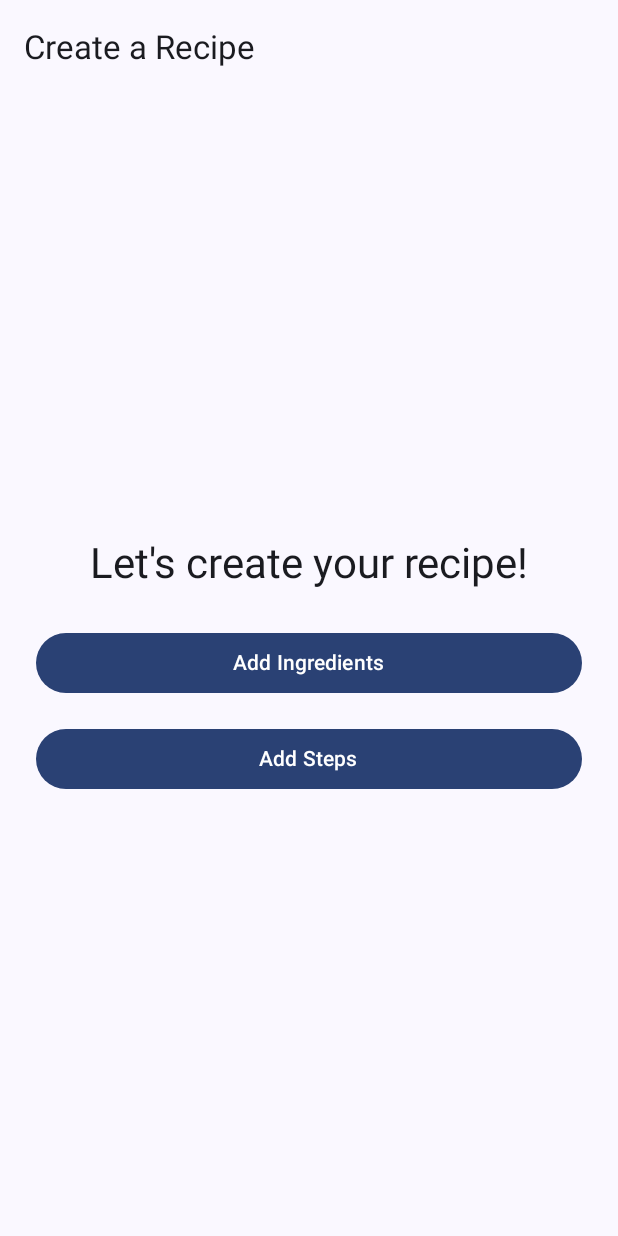
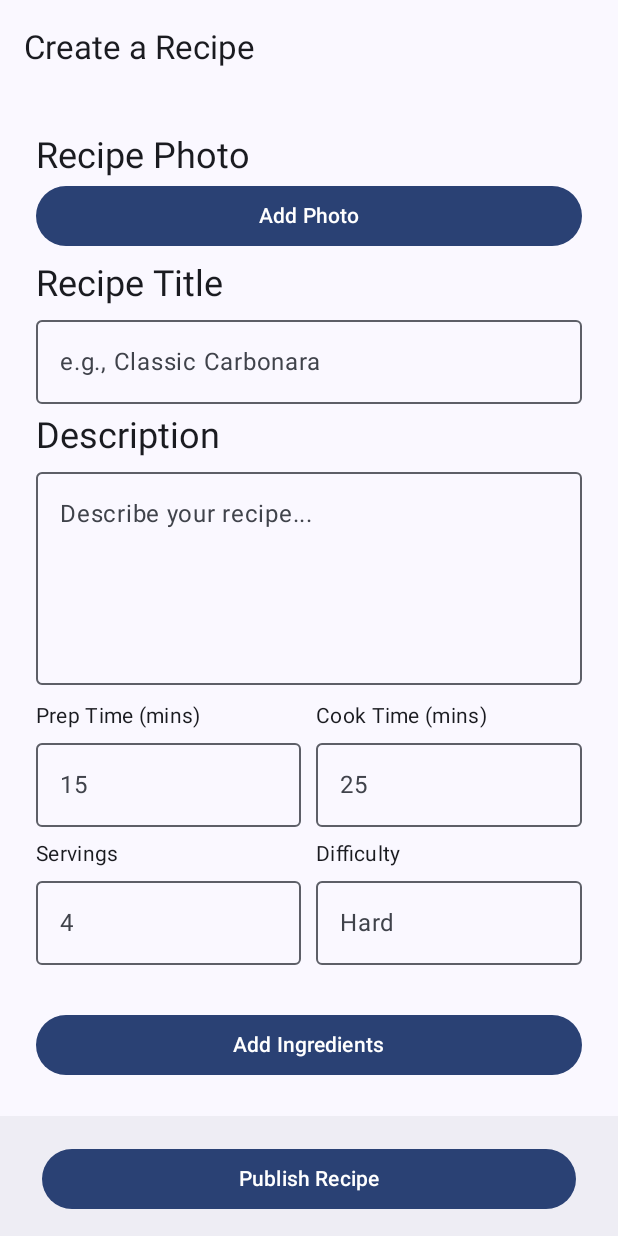
Before and after one commit to Jnwab/The-Cookout, an Android app built with Jetpack Compose: the RecipeCreationMainScreen screen opened through its navigation route, on a phone screen of 412 x 824 dp. Run offline under Robolectric (Android 15) with nearby library versions, the light colour scheme and no system bars.

Commit message:
revised recipe creation screen //TODO previews

```diff
--- a/app/src/main/java/com/cecs491b/thecookout/uiScreens/RecipeCreationScreen.kt
+++ b/app/src/main/java/com/cecs491b/thecookout/uiScreens/RecipeCreationScreen.kt
@@ -3,6 +3,10 @@
 package com.cecs491b.thecookout.uiScreens
 
 import androidx.compose.foundation.layout.*
+import androidx.compose.foundation.lazy.grid.LazyVerticalGrid
+import androidx.compose.foundation.rememberScrollState
+import androidx.compose.foundation.text.KeyboardOptions
+import androidx.compose.foundation.verticalScroll
 import androidx.compose.material.icons.Icons
 import androidx.compose.material.icons.filled.ArrowBack
 import androidx.compose.material3.*
@@ -10,6 +14,7 @@ import androidx.compose.runtime.*
 import androidx.compose.runtime.saveable.rememberSaveable
 import androidx.compose.ui.Alignment
 import androidx.compose.ui.Modifier
+import androidx.compose.ui.text.input.KeyboardType
 import androidx.compose.ui.unit.dp
 import androidx.navigation.*
 import androidx.lifecycle.viewmodel.compose.viewModel
@@ -36,7 +41,19 @@ fun RecipeCreationScreen() {
                     }
                 }
             )
-        }
+        },
+        bottomBar = {
+            BottomAppBar(
+                {
+                    Button(
+                        onClick = { },
+                        modifier = Modifier.fillMaxWidth().padding(horizontal = 24.dp)
+                    ) {
+                        Text("Publish Recipe")
+                    }
+                }
+            )
+        },
     ) { padding ->
         NavHost(
             navController = navController,
@@ -64,17 +81,118 @@ private fun getTitleForRoute(route: String?): String {
 
 @Composable
 fun RecipeCreationMainScreen(navController: NavHostController) {
+    var title by rememberSaveable { mutableStateOf("") }
+    var description by rememberSaveable { mutableStateOf("") }
+    var preptime by rememberSaveable { mutableStateOf("") }
+    var cooktime by rememberSaveable { mutableStateOf("") }
+    var servings by rememberSaveable { mutableStateOf("") }
+    // make these two enumerable
+    var difficulty by rememberSaveable { mutableStateOf("") }
+    var category by rememberSaveable { mutableStateOf("") }
+    val scrollState = rememberScrollState()
     Column(
         modifier = Modifier
             .fillMaxSize()
-            .padding(24.dp),
-        horizontalAlignment = Alignment.CenterHorizontally,
-        verticalArrangement = Arrangement.Center
+            .padding(24.dp)
+            .verticalScroll(scrollState)
     ) {
         Text(
-            text = "Let's create your recipe!",
-            style = MaterialTheme.typography.headlineMedium
+            text = "Recipe Photo",
+            style = MaterialTheme.typography.headlineSmall
         )
+        Button(
+            onClick = { // photo picker window
+            },
+            modifier = Modifier.fillMaxWidth()
+        ) {
+            Text("Add Photo")
+        }
+        Spacer(Modifier.height(5.dp))
+        Text(
+            text = "Recipe Title",
+            style = MaterialTheme.typography.headlineSmall
+        )
+        OutlinedTextField(
+            value = title,
+            onValueChange = { title = it },
+            label = { Text("e.g., Classic Carbonara") },
+            singleLine = true,
+            modifier = Modifier.fillMaxWidth()
+        )
+
+        Spacer(Modifier.height(5.dp))
+        Text(
+            text = "Description",
+            style = MaterialTheme.typography.headlineSmall
+        )
+        OutlinedTextField(
+            value = description,
+            onValueChange = { description = it },
+            label = { Text("Describe your recipe...") },
+            modifier = Modifier.fillMaxWidth().height(150.dp)
+        )
+
+        Spacer(Modifier.height(5.dp))
+        Row(
+            modifier = Modifier.fillMaxWidth()
+        ) {
+            Column(
+                modifier = Modifier.padding(vertical = 5.dp).weight(1f)
+            ) {
+                Text(
+                    text = "Prep Time (mins)",
+                    style = MaterialTheme.typography.bodyMedium
+                )
+                OutlinedTextField(
+                    value = preptime,
+                    onValueChange = { preptime = it },
+                    label = { Text("15") },
+                    singleLine = true,
+                )
+                Spacer(Modifier.height(8.dp))
+                Text(
+                    text = "Servings",
+                    style = MaterialTheme.typography.bodyMedium
+                )
+                OutlinedTextField(
+                    value = servings,
+                    onValueChange = { servings = it },
+                    label = { Text("4") },
+                    singleLine = true,
+                )
+            }
+
+            Spacer(Modifier.width(10.dp))
+
+            Column(
+                modifier = Modifier.padding(vertical = 5.dp).weight(1f)
+            ) {
+                Text(
+                    text = "Cook Time (mins)",
+                    style = MaterialTheme.typography.bodyMedium
+                )
+                OutlinedTextField(
+                    value = cooktime,
+                    onValueChange = { cooktime = it },
+                    label = { Text("25") },
+                    singleLine = true,
+                )
+                Spacer(Modifier.height(8.dp))
+                Text(
+                    text = "Difficulty",
+                    style = MaterialTheme.typography.bodyMedium
+                )
+                OutlinedTextField(
+                    value = difficulty,
+                    onValueChange = { difficulty = it },
+                    label = { Text("Hard") },
+                    singleLine = true,
+                )
+            }
+        }
+
+
+
         Spacer(Modifier.height(24.dp))
         Button(
             onClick = { navController.navigate("ingredients") },
```
